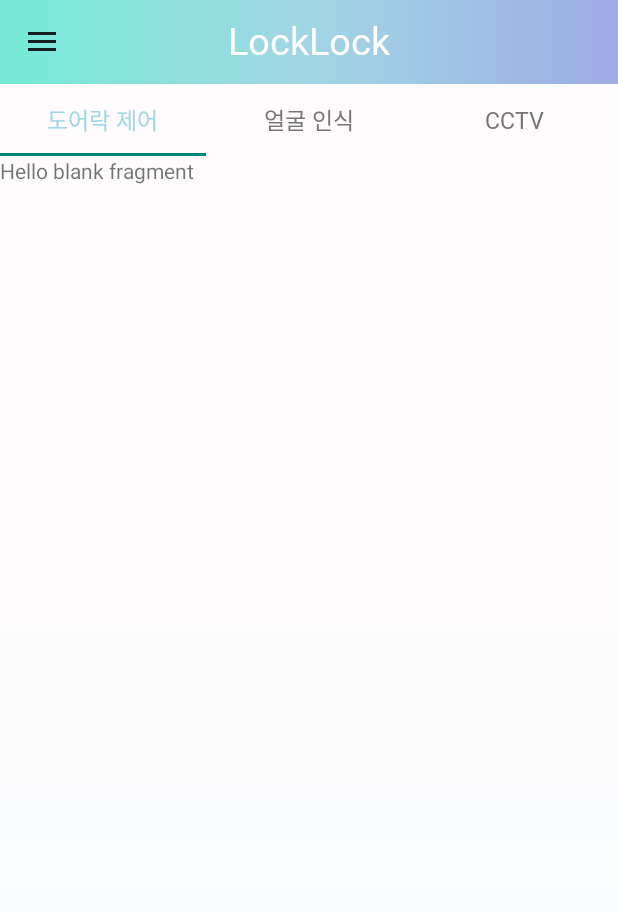
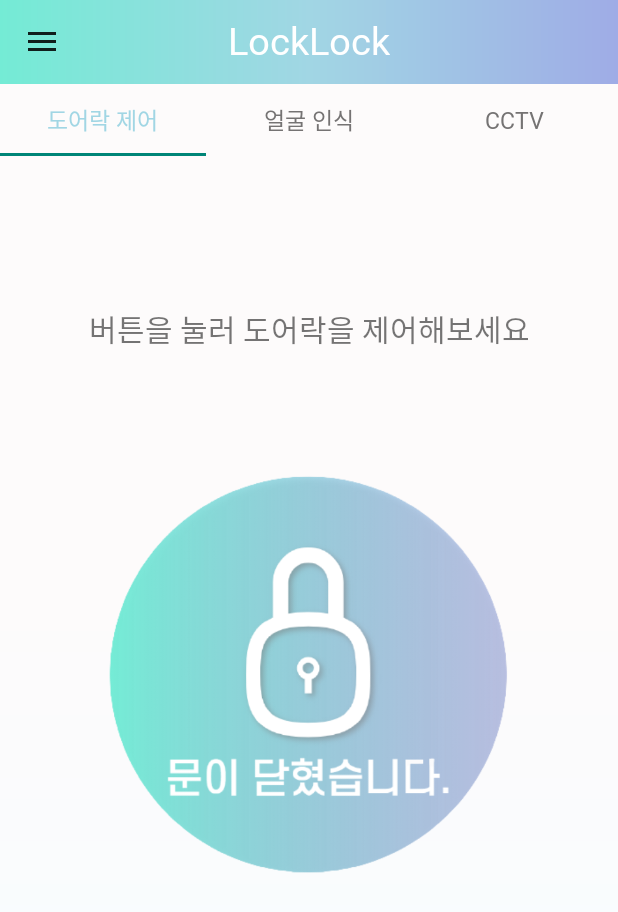
Before and after one commit to dudtjs1021ej/faceRecognition_doorlock, an Android app: the screen it shows after launch (MainActivity), on a phone screen of 412 x 824 dp. Shown: the top 912 px of the screen. Run offline under Robolectric (Android 15) with nearby library versions, the phone set to English and light mode, and no system bars; our stand-ins replace Firebase (no records; nobody signed in at launch, a user with empty details on screens opened directly).

Commit message:
도어락 제어 클릭 이벤트 추가

```diff
--- a/app/src/main/java/com/example/facerecognitionlock/Fragment_Lock.java
+++ b/app/src/main/java/com/example/facerecognitionlock/Fragment_Lock.java
@@ -7,9 +7,13 @@ import androidx.fragment.app.Fragment;
 import android.view.LayoutInflater;
 import android.view.View;
 import android.view.ViewGroup;
+import android.widget.ImageButton;
 
 
 public class Fragment_Lock extends Fragment {
+
+    ImageButton door_btn;
+    String door="close";
 
     public Fragment_Lock() {
         // Required empty public constructor
@@ -18,7 +22,25 @@ public class Fragment_Lock extends Fragment {
     @Override
     public View onCreateView(LayoutInflater inflater, ViewGroup container,
                              Bundle savedInstanceState) {
+        View view=inflater.inflate(R.layout.fragment_lock, container, false);
+
+        door_btn=(ImageButton)view.findViewById(R.id.imageButton);
+        door_btn.setOnClickListener(new View.OnClickListener(){
+            @Override
+            public void onClick(View view) {
+                if(door.equals("open")) {
+                    door_btn.setImageDrawable(getActivity().getDrawable(R.drawable.door_close_remove));
+                    door="close";
+                }
+                else if(door.equals("close")) {
+                    door_btn.setImageDrawable(getActivity().getDrawable(R.drawable.door_open_remove));
+                    door="open";
+                }
+            }
+        });
         // Inflate the layout for this fragment
-        return inflater.inflate(R.layout.fragment_lock, container, false);
+        return view;
+
+
     }
 }
--- a/app/src/main/java/com/example/facerecognitionlock/MainActivity.java
+++ b/app/src/main/java/com/example/facerecognitionlock/MainActivity.java
@@ -37,6 +37,7 @@ public class MainActivity extends AppCompatActivity
 
 
         setContentView(R.layout.activity_main);
+
 
         initLayout();
 
--- a/app/src/main/res/layout/fragment_lock.xml
+++ b/app/src/main/res/layout/fragment_lock.xml
@@ -1,14 +1,33 @@
 <?xml version="1.0" encoding="utf-8"?>
-<FrameLayout xmlns:android="http://schemas.android.com/apk/res/android"
+<androidx.constraintlayout.widget.ConstraintLayout xmlns:android="http://schemas.android.com/apk/res/android"
+    xmlns:app="http://schemas.android.com/apk/res-auto"
     xmlns:tools="http://schemas.android.com/tools"
     android:layout_width="match_parent"
     android:layout_height="match_parent"
     tools:context=".Fragment_Lock">
 
-    <!-- TODO: Update blank fragment layout -->
     <TextView
-        android:layout_width="match_parent"
-        android:layout_height="match_parent"
-        android:text="@string/hello_blank_fragment" />
+        android:id="@+id/door_textview"
+        android:layout_width="wrap_content"
+        android:layout_height="wrap_content"
+        android:layout_marginTop="100dp"
+        android:fontFamily="@font/dream5"
+        android:text="버튼을 눌러 도어락을 제어해보세요"
+        android:textSize="20dp"
+        app:layout_constraintEnd_toEndOf="parent"
+        app:layout_constraintStart_toStartOf="parent"
+        app:layout_constraintTop_toTopOf="parent" />
 
-</FrameLayout>
+    <ImageButton
+        android:id="@+id/imageButton"
+        android:layout_width="300dp"
+        android:layout_height="300dp"
+        android:layout_marginTop="64dp"
+        android:backgroundTint="@android:color/transparent"
+        android:scaleType="centerCrop"
+        android:src="@drawable/door_close_remove"
+        app:layout_constraintEnd_toEndOf="parent"
+        app:layout_constraintHorizontal_bias="0.495"
+        app:layout_constraintStart_toStartOf="parent"
+        app:layout_constraintTop_toBottomOf="@+id/door_textview" />
+</androidx.constraintlayout.widget.ConstraintLayout>
```
